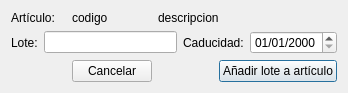
arcnexus/RedFoX, file Almacen/frmaddlotes.ui: the form before one commit.
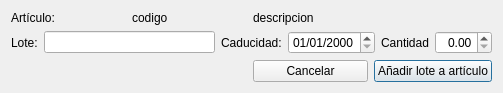
The form after the commit. Icons and pictures are not drawn.

The edit to the form file:
```diff
--- a/Almacen/frmaddlotes.ui
+++ b/Almacen/frmaddlotes.ui
@@ -6,8 +6,8 @@
    <rect>
     <x>0</x>
     <y>0</y>
-    <width>348</width>
-    <height>91</height>
+    <width>503</width>
+    <height>93</height>
    </rect>
   </property>
   <property name="windowTitle">
@@ -61,6 +61,20 @@
        </property>
       </widget>
      </item>
+     <item>
+      <widget class="QLabel" name="label_2">
+       <property name="text">
+        <string>Cantidad</string>
+       </property>
+      </widget>
+     </item>
+     <item>
+      <widget class="QDoubleSpinBox" name="spinCantidad">
+       <property name="alignment">
+        <set>Qt::AlignRight|Qt::AlignTrailing|Qt::AlignVCenter</set>
+       </property>
+      </widget>
+     </item>
     </layout>
    </item>
    <item row="2" column="3">
@@ -74,7 +88,7 @@
      </property>
     </widget>
    </item>
-   <item row="2" column="1">
+   <item row="2" column="2">
     <widget class="QPushButton" name="btnCancelar">
      <property name="text">
       <string>Cancelar</string>
```
